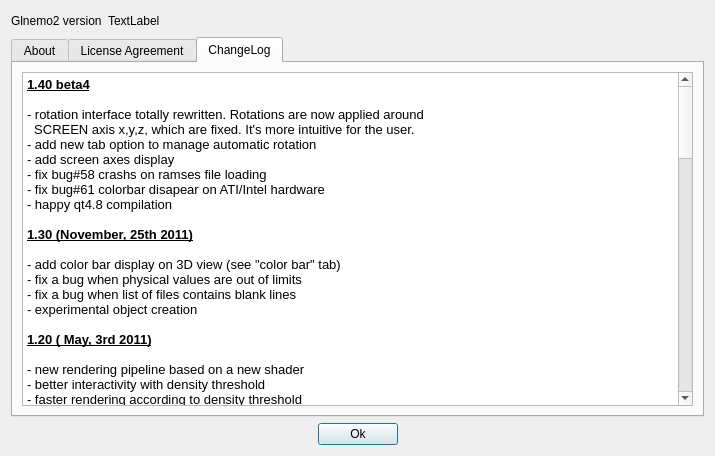
Qt form src/formabout.ui (jcldc/glnemo2) before a commit.
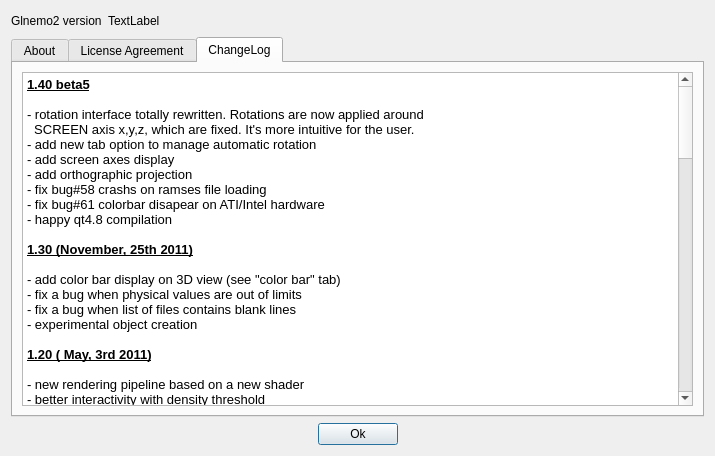
The same form after that commit. Icons and pictures are not drawn.

Commit message:
orthographic projection almost complete - OSD done - animated zoom done - option tab done
 some bugs with 3D axis display at the center of the screen
and orthographic projection. Grid overlap axis....

```diff
--- a/src/formabout.ui
+++ b/src/formabout.ui
@@ -1057,12 +1057,13 @@
 &lt;table border=&quot;0&quot; style=&quot;-qt-table-type: root; margin-top:4px; margin-bottom:4px; margin-left:4px; margin-right:4px;&quot;&gt;
 &lt;tr&gt;
 &lt;td style=&quot;border: none;&quot;&gt;
-&lt;p style=&quot; margin-top:0px; margin-bottom:0px; margin-left:0px; margin-right:0px; -qt-block-indent:0; text-indent:0px;&quot;&gt;&lt;span style=&quot; font-size:10pt; font-weight:600; text-decoration: underline;&quot;&gt;1.40 beta4&lt;/span&gt;&lt;/p&gt;
+&lt;p style=&quot; margin-top:0px; margin-bottom:0px; margin-left:0px; margin-right:0px; -qt-block-indent:0; text-indent:0px;&quot;&gt;&lt;span style=&quot; font-size:10pt; font-weight:600; text-decoration: underline;&quot;&gt;1.40 beta5&lt;/span&gt;&lt;/p&gt;
 &lt;p style=&quot;-qt-paragraph-type:empty; margin-top:0px; margin-bottom:0px; margin-left:0px; margin-right:0px; -qt-block-indent:0; text-indent:0px; font-size:10pt;&quot;&gt;&lt;/p&gt;
 &lt;p style=&quot; margin-top:0px; margin-bottom:0px; margin-left:0px; margin-right:0px; -qt-block-indent:0; text-indent:0px;&quot;&gt;&lt;span style=&quot; font-size:10pt;&quot;&gt;- rotation interface totally rewritten. Rotations are now applied around&lt;/span&gt;&lt;/p&gt;
 &lt;p style=&quot; margin-top:0px; margin-bottom:0px; margin-left:0px; margin-right:0px; -qt-block-indent:0; text-indent:0px;&quot;&gt;&lt;span style=&quot; font-size:10pt;&quot;&gt;  SCREEN axis x,y,z, which are fixed. It's more intuitive for the user.&lt;/span&gt;&lt;/p&gt;
 &lt;p style=&quot; margin-top:0px; margin-bottom:0px; margin-left:0px; margin-right:0px; -qt-block-indent:0; text-indent:0px;&quot;&gt;&lt;span style=&quot; font-size:10pt;&quot;&gt;- add new tab option to manage automatic rotation&lt;/span&gt;&lt;/p&gt;
 &lt;p style=&quot; margin-top:0px; margin-bottom:0px; margin-left:0px; margin-right:0px; -qt-block-indent:0; text-indent:0px;&quot;&gt;&lt;span style=&quot; font-size:10pt;&quot;&gt;- add screen axes display&lt;/span&gt;&lt;/p&gt;
+&lt;p style=&quot; margin-top:0px; margin-bottom:0px; margin-left:0px; margin-right:0px; -qt-block-indent:0; text-indent:0px;&quot;&gt;&lt;span style=&quot; font-size:10pt;&quot;&gt;- add orthographic projection&lt;/span&gt;&lt;/p&gt;
 &lt;p style=&quot; margin-top:0px; margin-bottom:0px; margin-left:0px; margin-right:0px; -qt-block-indent:0; text-indent:0px;&quot;&gt;&lt;span style=&quot; font-size:10pt;&quot;&gt;- fix bug#58 crashs on ramses file loading&lt;/span&gt;&lt;/p&gt;
 &lt;p style=&quot; margin-top:0px; margin-bottom:0px; margin-left:0px; margin-right:0px; -qt-block-indent:0; text-indent:0px;&quot;&gt;&lt;span style=&quot; font-size:10pt;&quot;&gt;- fix bug#61 colorbar disapear on ATI/Intel hardware&lt;/span&gt;&lt;/p&gt;
 &lt;p style=&quot; margin-top:0px; margin-bottom:0px; margin-left:0px; margin-right:0px; -qt-block-indent:0; text-indent:0px;&quot;&gt;&lt;span style=&quot; font-size:10pt;&quot;&gt;- happy qt4.8 compilation&lt;/span&gt;&lt;/p&gt;
```
The commit also changes 9 other files.
